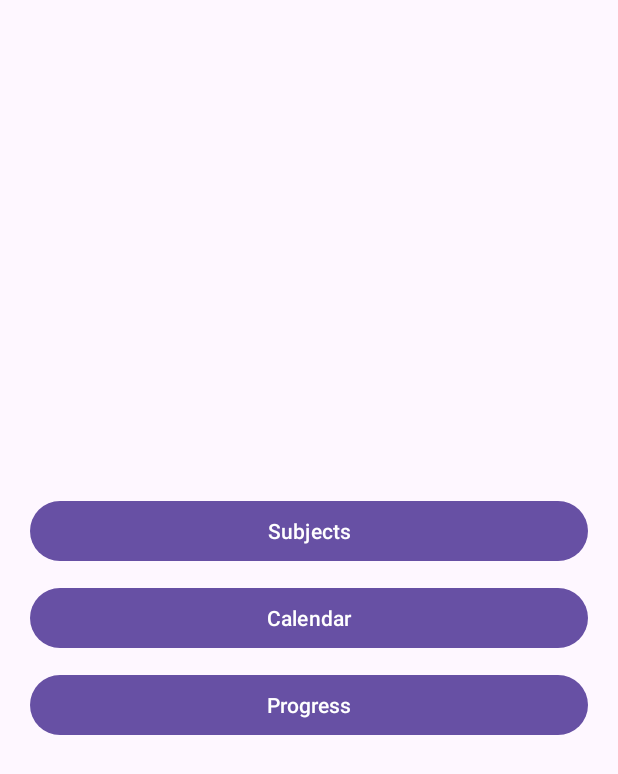
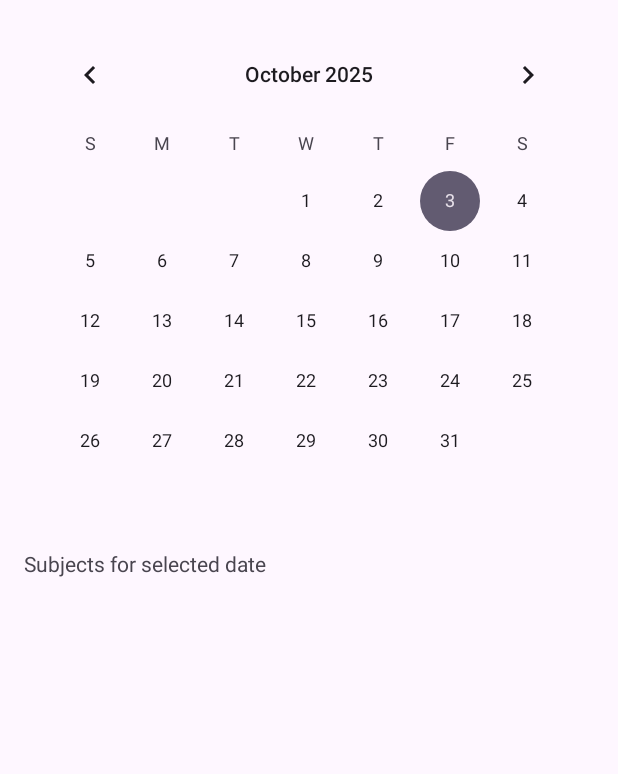
Before and after one commit to harinandanmv/study-tracker, an Android app: the screen it shows after launch (MainActivity before the commit, CalendarActivity after it), after a tap on "Calendar", on a phone screen of 412 x 824 dp. Shown: the top 774 px of the screen. Run offline under Robolectric (Android 15) with nearby library versions, the phone set to English and light mode, and no system bars.

Commit message:
Added remaining pages & completed the flow

```diff
--- /dev/null
+++ b/app/src/main/java/com/example/study_tracker/CalendarActivity.java
@@ -0,0 +1,72 @@
+package com.example.study_tracker;
+
+import android.app.AlertDialog;
+import android.os.Bundle;
+import android.widget.ArrayAdapter;
+import android.widget.CalendarView;
+import android.widget.ListView;
+
+import androidx.appcompat.app.AppCompatActivity;
+
+import java.text.SimpleDateFormat;
+import java.util.ArrayList;
+import java.util.Date;
+import java.util.List;
+import java.util.Locale;
+
+public class CalendarActivity extends AppCompatActivity {
+
+    private CalendarView calendarView;
+    private ListView listViewSubjects;
+    private SubjectStorage storage;
+    private List<Subject> subjectList;
+
+    @Override
+    protected void onCreate(Bundle savedInstanceState) {
+        super.onCreate(savedInstanceState);
+        setContentView(R.layout.activity_calendar);
+
+        calendarView = findViewById(R.id.calendarView);
+        listViewSubjects = findViewById(R.id.listViewSubjects);
+
+        storage = new SubjectStorage(this);
+        subjectList = storage.loadSubjects();
+
+        // Show subjects for selected date
+        calendarView.setOnDateChangeListener((view, year, month, dayOfMonth) -> {
+            String dateKey = getDateKey(year, month, dayOfMonth);
+            showSubjectsForDate(dateKey);
+        });
+
+        // Initialize today's date
+        Date today = new Date(calendarView.getDate());
+        SimpleDateFormat sdf = new SimpleDateFormat("yyyy-MM-dd", Locale.getDefault());
+        showSubjectsForDate(sdf.format(today));
+    }
+
+    private String getDateKey(int year, int month, int day) {
+        // Month is 0-based
+        return String.format(Locale.getDefault(), "%04d-%02d-%02d", year, month + 1, day);
+    }
+
+    private void showSubjectsForDate(String dateKey) {
+        // For simplicity, assign all subjects to any date when clicked
+        List<String> names = new ArrayList<>();
+        for (Subject s : subjectList) {
+            names.add(s.getName() + " — " + s.getGoal());
+        }
+
+        ArrayAdapter<String> adapter = new ArrayAdapter<>(this, android.R.layout.simple_list_item_1, names);
+        listViewSubjects.setAdapter(adapter);
+
+        // Optional: allow user to pick which subjects to assign in the future
+        listViewSubjects.setOnItemClickListener((parent, view, position, id) -> {
+            Subject clicked = subjectList.get(position);
+            new AlertDialog.Builder(this)
+                    .setTitle("Study Subject")
+                    .setMessage("You selected: " + clicked.getName())
+                    .setPositiveButton("OK", null)
+                    .show();
+        });
+    }
+}
--- a/app/src/main/java/com/example/study_tracker/MainActivity.java
+++ b/app/src/main/java/com/example/study_tracker/MainActivity.java
@@ -3,28 +3,35 @@ package com.example.study_tracker;
 import android.content.Intent;
 import android.os.Bundle;
 import android.widget.Button;
+
 import androidx.appcompat.app.AppCompatActivity;
 
 public class MainActivity extends AppCompatActivity {
+
+    private Button btnSubjects, btnProgress, btnCalendar;
+
     @Override
     protected void onCreate(Bundle savedInstanceState) {
         super.onCreate(savedInstanceState);
         setContentView(R.layout.activity_main);
 
-        Button btnSubjects = findViewById(R.id.btnSubjects);
-        Button btnCalendar = findViewById(R.id.btnCalendar);
-        Button btnProgress = findViewById(R.id.btnProgress);
+        btnSubjects = findViewById(R.id.btnSubjects);
+        btnProgress = findViewById(R.id.btnProgress);
+        btnCalendar = findViewById(R.id.btnCalendar);
 
         btnSubjects.setOnClickListener(v -> {
-            // Later: open SubjectsActivity
+            Intent intent = new Intent(MainActivity.this, SubjectsActivity.class);
+            startActivity(intent);
+        });
+
+        btnProgress.setOnClickListener(v -> {
+            Intent intent = new Intent(MainActivity.this, ProgressActivity.class);
+            startActivity(intent);
         });
 
         btnCalendar.setOnClickListener(v -> {
-            // Later: open CalendarActivity
-        });
-
-        btnProgress.setOnClickListener(v -> {
-            // Later: open ProgressActivity
+            Intent intent = new Intent(MainActivity.this, CalendarActivity.class);
+            startActivity(intent);
         });
     }
 }
--- /dev/null
+++ b/app/src/main/java/com/example/study_tracker/SubjectStorage.java
@@ -0,0 +1,61 @@
+package com.example.study_tracker;
+
+import android.content.Context;
+import android.content.SharedPreferences;
+
+import org.json.JSONArray;
+import org.json.JSONObject;
+
+import java.util.ArrayList;
+import java.util.List;
+
+public class SubjectStorage {
+
+    private static final String PREFS_NAME = "study_prefs";
+    private static final String KEY_SUBJECTS = "subjects";
+
+    private SharedPreferences prefs;
+
+    public SubjectStorage(Context context) {
+        prefs = context.getSharedPreferences(PREFS_NAME, Context.MODE_PRIVATE);
+    }
+
+    public void saveSubjects(List<Subject> subjects) {
+        try {
+            JSONArray array = new JSONArray();
+            for (Subject s : subjects) {
+                JSONObject obj = new JSONObject();
+                obj.put("name", s.getName());
+                obj.put("goal", s.getGoal());
+                obj.put("completed", s.isCompleted());
+                obj.put("hour", s.getReminderHour());
+                obj.put("minute", s.getReminderMinute());
+                array.put(obj);
+            }
+            prefs.edit().putString(KEY_SUBJECTS, array.toString()).apply();
+        } catch (Exception e) {
+            e.printStackTrace();
+        }
+    }
+
+    public List<Subject> loadSubjects() {
+        List<Subject> list = new ArrayList<>();
+        String json = prefs.getString(KEY_SUBJECTS, "");
+        if (!json.isEmpty()) {
+            try {
+                JSONArray array = new JSONArray(json);
+                for (int i = 0; i < array.length(); i++) {
+                    JSONObject obj = array.getJSONObject(i);
+                    Subject s = new Subject(obj.getString("name"), obj.getString("goal"));
+                    s.setCompleted(obj.getBoolean("completed"));
+                    s.setReminderHour(obj.getInt("hour"));
+                    s.setReminderMinute(obj.getInt("minute"));
+                    list.add(s);
+                }
+            } catch (Exception e) {
+                e.printStackTrace();
+            }
+        }
+        return list;
+    }
+}
--- /dev/null
+++ b/app/src/main/res/layout/activity_calendar.xml
@@ -0,0 +1,25 @@
+<?xml version="1.0" encoding="utf-8"?>
+<LinearLayout xmlns:android="http://schemas.android.com/apk/res/android"
+    android:orientation="vertical"
+    android:padding="16dp"
+    android:layout_width="match_parent"
+    android:layout_height="match_parent">
+
+    <CalendarView
+        android:id="@+id/calendarView"
+        android:layout_width="match_parent"
+        android:layout_height="wrap_content"/>
+
+    <TextView
+        android:layout_width="wrap_content"
+        android:layout_height="wrap_content"
+        android:text="Subjects for selected date"
+        android:paddingTop="12dp"/>
+
+    <ListView
+        android:id="@+id/listViewSubjects"
+        android:layout_width="match_parent"
+        android:layout_height="wrap_content"
+        android:dividerHeight="1dp"
+        android:layout_marginTop="6dp"/>
+</LinearLayout>
--- a/app/src/main/res/layout/activity_main.xml
+++ b/app/src/main/res/layout/activity_main.xml
@@ -1,28 +1,28 @@
 <?xml version="1.0" encoding="utf-8"?>
 <LinearLayout xmlns:android="http://schemas.android.com/apk/res/android"
-    android:layout_width="match_parent"
-    android:layout_height="match_parent"
     android:orientation="vertical"
     android:gravity="center"
-    android:padding="20dp">
+    android:padding="24dp"
+    android:layout_width="match_parent"
+    android:layout_height="match_parent">
 
     <Button
         android:id="@+id/btnSubjects"
         android:layout_width="match_parent"
         android:layout_height="wrap_content"
-        android:text="Subjects" />
-
-    <Button
-        android:id="@+id/btnCalendar"
-        android:layout_width="match_parent"
-        android:layout_height="wrap_content"
-        android:text="Calendar"
-        android:layout_marginTop="10dp"/>
+        android:text="Subjects"
+        android:layout_marginBottom="16dp"/>
 
     <Button
         android:id="@+id/btnProgress"
         android:layout_width="match_parent"
         android:layout_height="wrap_content"
         android:text="Progress"
-        android:layout_marginTop="10dp"/>
+        android:layout_marginBottom="16dp"/>
+
+    <Button
+        android:id="@+id/btnCalendar"
+        android:layout_width="match_parent"
+        android:layout_height="wrap_content"
+        android:text="Calendar"/>
 </LinearLayout>
--- a/gradle/libs.versions.toml
+++ b/gradle/libs.versions.toml
@@ -1,5 +1,5 @@
 [versions]
-agp = "8.12.3"
+agp = "8.13.0"
 junit = "4.13.2"
 junitVersion = "1.3.0"
 espressoCore = "3.7.0"
```
Also changed, not shown: app/src/main/AndroidManifest.xml (+6 -3 lines), app/src/main/java/com/example/study_tracker/AddSubjectActivity.java (added, +58 -0 lines), app/src/main/java/com/example/study_tracker/ProgressActivity.java (added, +71 -0 lines), app/src/main/java/com/example/study_tracker/ReminderReceiver.java (added, +34 -0 lines), app/src/main/java/com/example/study_tracker/Subject.java (added, +28 -0 lines), app/src/main/java/com/example/study_tracker/SubjectsActivity.java (added, +107 -0 lines), app/src/main/res/layout/activity_add_subject.xml (added, +38 -0 lines), app/src/main/res/layout/activity_progress.xml (added, +22 -0 lines), app/src/main/res/layout/activity_subjects.xml (added, +29 -0 lines).
